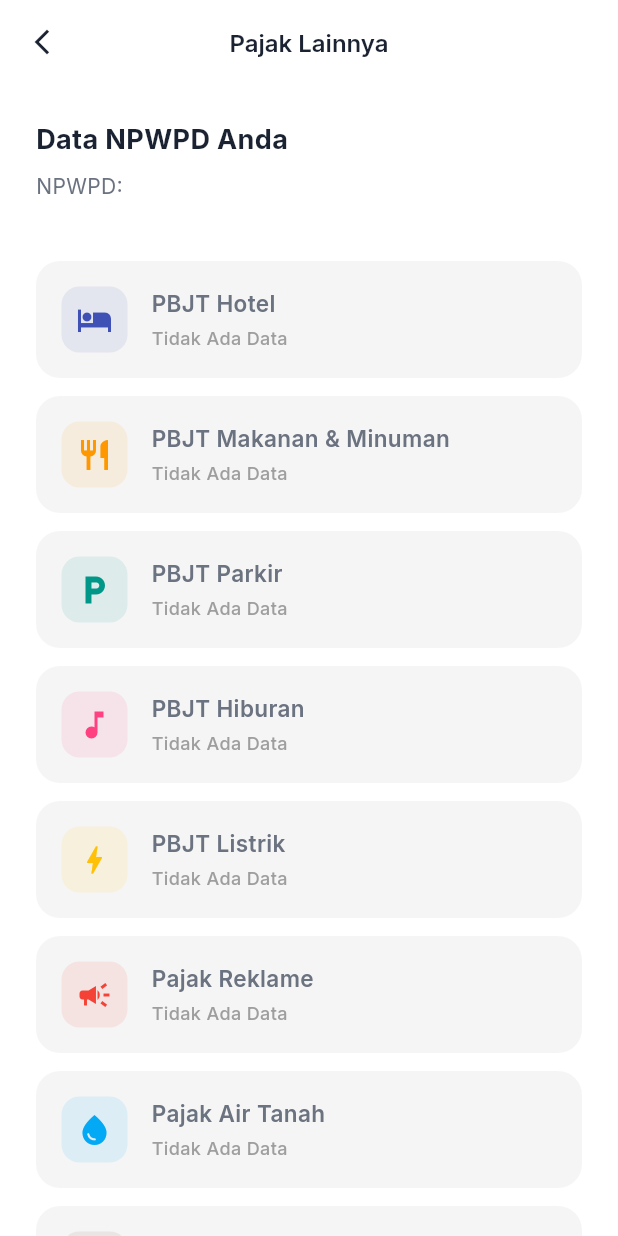
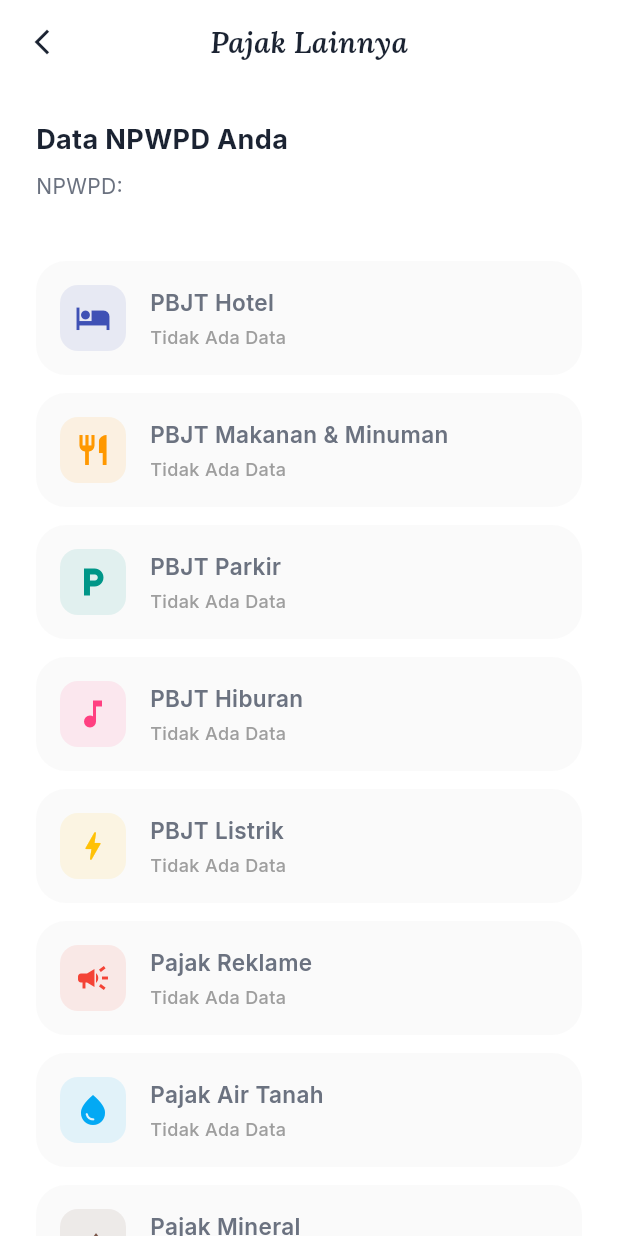
Before and after one commit to Yogiexc/Mobile_Pajak_Jambi, a Flutter app: the OtherTaxesScreen screen opened by its route, on a phone screen of 412 x 824 dp. Run offline on Flutter 3.47's test engine with Material 3 defaults, Android fonts, the phone set to English and light mode, and no system bars; our stand-ins replace device_preview, go_router, google_fonts.

```diff
--- a/lib/screens/other_taxes_screen.dart
+++ b/lib/screens/other_taxes_screen.dart
@@ -28,9 +28,8 @@ class OtherTaxesScreen extends StatelessWidget {
     ];
 
     return Scaffold(
-      backgroundColor: AppColors.surface,
       appBar: AppBar(
-        backgroundColor: AppColors.surface,
+        backgroundColor: Colors.transparent,
         elevation: 0,
         leading: IconButton(
           icon: const Icon(Icons.arrow_back_ios_new, color: AppColors.primaryDark, size: 20),
@@ -38,16 +37,24 @@ class OtherTaxesScreen extends StatelessWidget {
         ),
         title: Text(
           'Pajak Lainnya',
-          style: GoogleFonts.inter(
-            fontSize: 16,
+          style: GoogleFonts.lora(
+            fontSize: 20,
             fontWeight: FontWeight.w600,
+            fontStyle: FontStyle.italic,
             color: AppColors.primaryDark,
           ),
         ),
         centerTitle: true,
       ),
-      body: SafeArea(
-        child: Column(
+      extendBodyBehindAppBar: true,
+      body: Container(
+        width: double.infinity,
+        height: double.infinity,
+        decoration: const BoxDecoration(
+          color: Colors.white,
+        ),
+        child: SafeArea(
+          child: Column(
           crossAxisAlignment: CrossAxisAlignment.start,
           children: [
             Padding(
@@ -111,11 +118,15 @@ class OtherTaxesScreen extends StatelessWidget {
                       margin: const EdgeInsets.only(bottom: 12),
                       padding: const EdgeInsets.all(16),
                       decoration: BoxDecoration(
-                        color: isClickable ? Colors.white : Colors.grey.withValues(alpha: 0.1),
-                        borderRadius: BorderRadius.circular(16),
-                        border: Border.all(
-                          color: isClickable ? AppColors.primaryBlue.withValues(alpha: 0.3) : Colors.transparent,
-                        ),
+                        color: isClickable ? Colors.white : Colors.grey.withValues(alpha: 0.05),
+                        borderRadius: BorderRadius.circular(20),
+                        boxShadow: isClickable ? [
+                          BoxShadow(
+                            color: Colors.black.withValues(alpha: 0.05),
+                            blurRadius: 20,
+                            offset: const Offset(0, 10),
+                          ),
+                        ] : null,
                       ),
                       child: Row(
                         children: [
@@ -164,6 +175,7 @@ class OtherTaxesScreen extends StatelessWidget {
           ],
         ),
       ),
+      ),
     );
   }
 }
```
Also changed, not shown: lib/screens/payment_method_screen.dart (+14 -6 lines).
